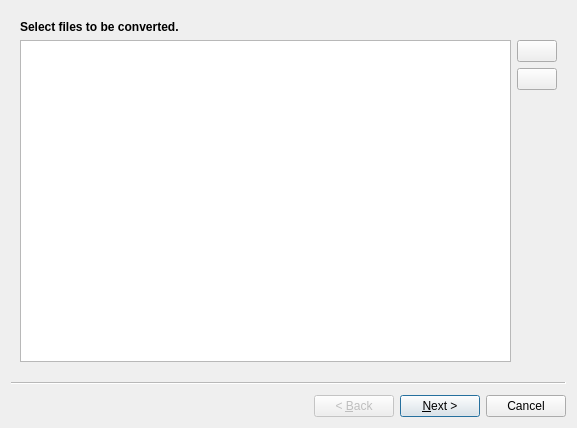
Before: the Qt Designer form ui/addtaskwizard.ui in qwinff/qwinff, drawn with Qt 5.
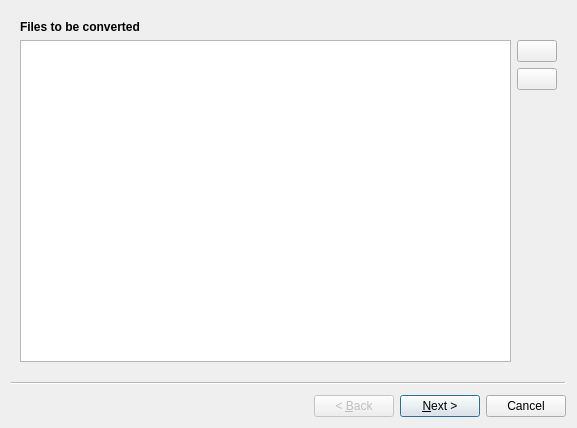
After: the same form once the commit is applied. Icons and pictures are not drawn.

What changed in the file:
```diff
--- a/ui/addtaskwizard.ui
+++ b/ui/addtaskwizard.ui
@@ -24,7 +24,7 @@
        </font>
       </property>
       <property name="text">
-       <string>Select files to be converted.</string>
+       <string>Files to be converted</string>
       </property>
      </widget>
     </item>
```
Left out of the diff: 6 changed lines with no effect on the pictures.
